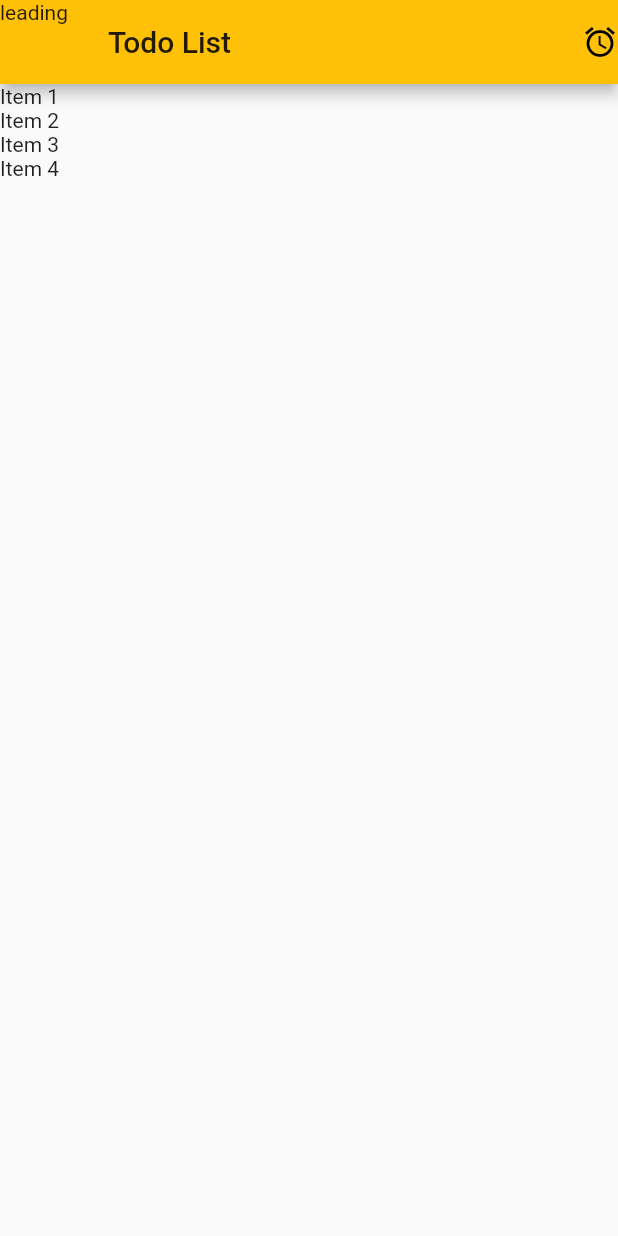
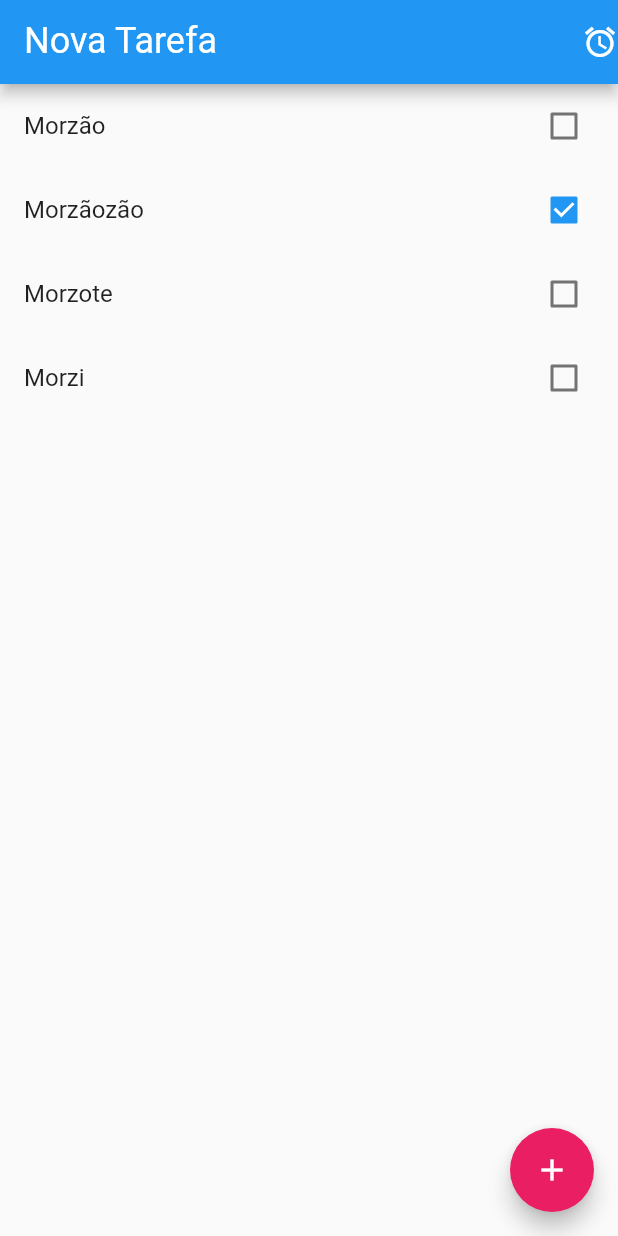
Before and after one commit to otaviocosta/todo, a Flutter app: the screen it shows after launch, on a phone screen of 412 x 824 dp. Run offline on Flutter 3.47's test engine with Material 2 defaults, Android fonts, the phone set to English and light mode, and no system bars.

Commit message:
implementacao do todo

```diff
--- a/lib/main.dart
+++ b/lib/main.dart
@@ -1,5 +1,6 @@
 import 'package:flutter/material.dart';
 
+import 'models/item.dart';
 import 'models/item.dart';
 
 void main() {
@@ -13,7 +14,7 @@ class App extends StatelessWidget {
       title: 'Todo App',
       debugShowCheckedModeBanner: false,
       theme: ThemeData(
-        primarySwatch: Colors.amber,
+        primarySwatch: Colors.blue,
         visualDensity: VisualDensity.adaptivePlatformDensity,
       ),
       home: HomePage(),
@@ -25,10 +26,10 @@ class HomePage extends StatefulWidget {
   var items = new List<Item>();
   HomePage() {
     items = [];
-    items.add(Item(title: "Item 1", done: false));
-    items.add(Item(title: "Item 2", done: true));
-    items.add(Item(title: "Item 3", done: false));
-    items.add(Item(title: "Item 4", done: false));
+    items.add(Item(id: 1, title: "Morzão", done: false));
+    items.add(Item(id: 2, title: "Morzãozão", done: true));
+    items.add(Item(id: 3, title: "Morzote", done: false));
+    items.add(Item(id: 4, title: "Morzi", done: false));
   }
 
   @override
@@ -36,12 +37,39 @@ class HomePage extends StatefulWidget {
 }
 
 class _HomePageState extends State<HomePage> {
+  var newTaskCtrl = TextEditingController();
+  void add() {
+    if (newTaskCtrl.text.isEmpty) return;
+    setState(() {
+      widget.items.add(
+        Item(id: widget.items.length + 1, title: newTaskCtrl.text, done: false),
+      );
+      newTaskCtrl.text = "";
+    });
+  }
+
+  void remove(int index) {
+    setState(() {
+      widget.items.removeAt(index);
+    });
+  }
+
   @override
   Widget build(BuildContext context) {
     return Scaffold(
       appBar: AppBar(
-        leading: Text("leading"),
-        title: Text("Todo List"),
+        title: TextFormField(
+          controller: newTaskCtrl,
+          keyboardType: TextInputType.text,
+          style: TextStyle(
+            color: Colors.white,
+            fontSize: 24,
+          ),
+          decoration: InputDecoration(
+            labelText: "Nova Tarefa",
+            labelStyle: TextStyle(color: Colors.white),
+          ),
+        ),
         actions: <Widget>[
           Icon(Icons.access_alarm),
         ],
@@ -49,8 +77,33 @@ class _HomePageState extends State<HomePage> {
       body: ListView.builder(
         itemCount: widget.items.length,
         itemBuilder: (BuildContext ctx, int index) {
-          return Text(widget.items[index].title);
+          final item = widget.items[index];
+          return Dismissible(
+            child: CheckboxListTile(
+              title: Text(item.title),
+              value: item.done,
+              onChanged: (value) {
+                setState(() {
+                  item.done = value;
+                });
+              },
+            ),
+            key: Key(item.id.toString()),
+            background: Container(
+              color: Colors.red,
+              child: Text("Apagar"),
+            ),
+            onDismissed: (direction) {
+              print(direction);
+              remove(index);
+            },
+          );
         },
+      ),
+      floatingActionButton: FloatingActionButton(
+        onPressed: add,
+        child: Icon(Icons.add),
+        backgroundColor: Colors.pink,
       ),
     );
   }
--- a/lib/models/item.dart
+++ b/lib/models/item.dart
@@ -1,16 +1,19 @@
 class Item {
+  int id;
   String title;
   bool done;
 
-  Item({this.title, this.done});
+  Item({this.id, this.title, this.done});
 
   Item.fromJson(Map<String, dynamic> json) {
+    id = json["id"];
     title = json["title"];
     done = json["done"];
   }
 
   Map<String, dynamic> toJson() {
     final Map<String, dynamic> json = new Map<String, dynamic>();
+    json["id"] = this.id;
     json["title"] = this.title;
     json["done"] = this.done;
     return json;
```
Also changed, not shown: 1 other file.
